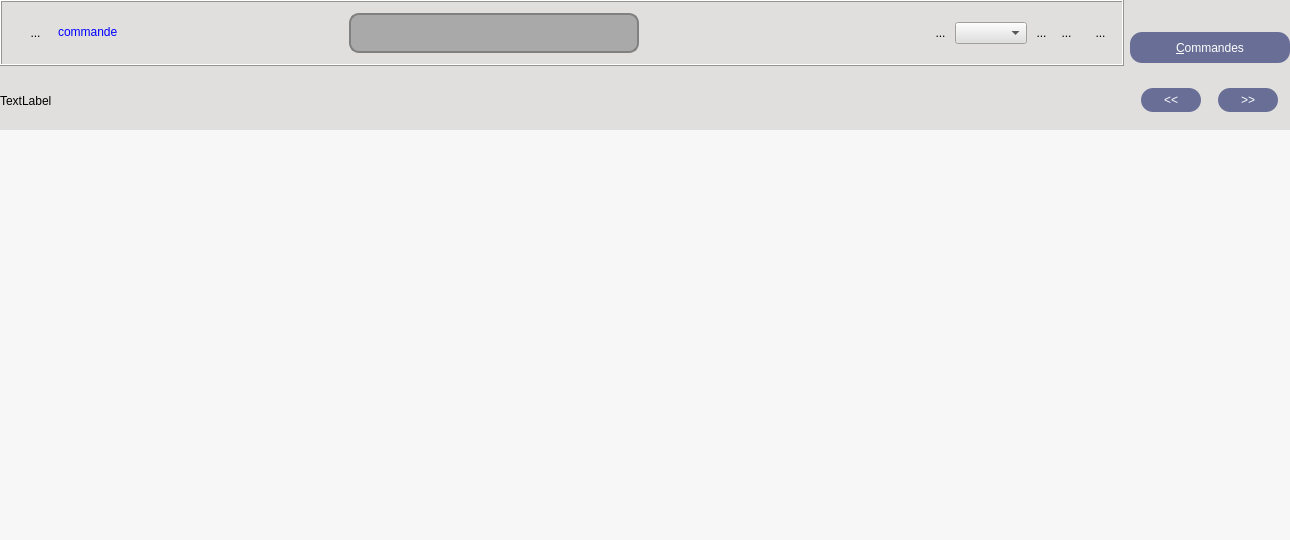
First picture: the form in UiQT4/desWidgetCommande.ui, repository SalomePlatform/eficas_tools, before the edit.
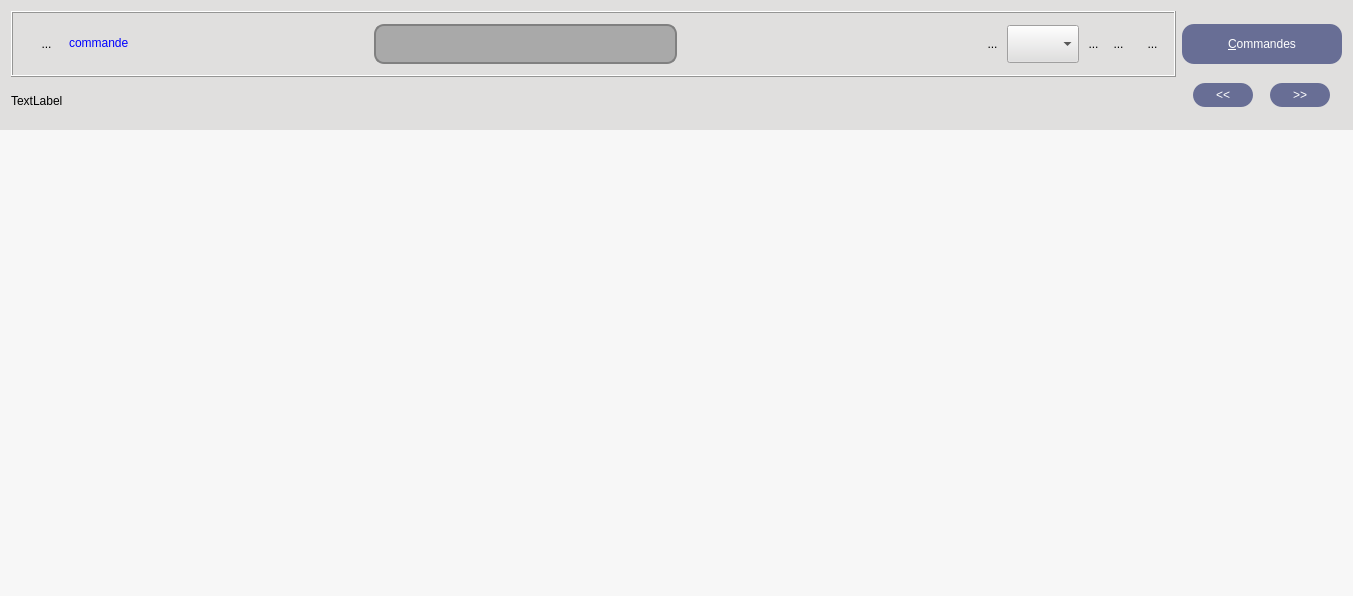
Second picture: the form after the edit. Icons and pictures are not drawn. Custom widgets are drawn as their Qt base class.

What changed in the file:
```diff
--- a/UiQT4/desWidgetCommande.ui
+++ b/UiQT4/desWidgetCommande.ui
@@ -6,8 +6,8 @@
    <rect>
     <x>0</x>
     <y>0</y>
-    <width>1290</width>
-    <height>540</height>
+    <width>1353</width>
+    <height>596</height>
    </rect>
   </property>
   <property name="sizePolicy">
@@ -77,27 +77,8 @@
      <property name="frameShadow">
       <enum>QFrame::Raised</enum>
      </property>
-     <layout class="QHBoxLayout" name="horizontalLayout_5">
-      <property name="spacing">
-       <number>0</number>
-      </property>
-      <property name="leftMargin">
-       <number>0</number>
-      </property>
-      <property name="topMargin">
-       <number>0</number>
-      </property>
-      <property name="rightMargin">
-       <number>0</number>
-      </property>
-      <property name="bottomMargin">
-       <number>0</number>
-      </property>
-      <item>
-       <layout class="QHBoxLayout" name="horizontalLayout_4">
-        <item>
-         <layout class="QVBoxLayout" name="verticalLayout_3">
-          <item>
+     <layout class="QGridLayout" name="gridLayout_2">
+      <item row="0" column="0">
            <widget class="QFrame" name="frame_2">
             <property name="sizePolicy">
              <sizepolicy hsizetype="Preferred" vsizetype="Fixed">
@@ -334,6 +315,18 @@
                </item>
                <item>
                 <widget class="QComboBox" name="CBScripts">
+             <property name="sizePolicy">
+              <sizepolicy hsizetype="Preferred" vsizetype="Fixed">
+               <horstretch>0</horstretch>
+               <verstretch>0</verstretch>
+              </sizepolicy>
+             </property>
+             <property name="minimumSize">
+              <size>
+               <width>0</width>
+               <height>38</height>
+              </size>
+             </property>
                  <property name="frame">
                   <bool>true</bool>
                  </property>
@@ -349,7 +342,7 @@
                  </property>
                  <property name="maximumSize">
                   <size>
-                   <width>21</width>
+               <width>31</width>
                    <height>31</height>
                   </size>
                  </property>
@@ -387,7 +380,7 @@
                  </property>
                  <property name="maximumSize">
                   <size>
-                   <width>21</width>
+               <width>31</width>
                    <height>31</height>
                   </size>
                  </property>
@@ -482,24 +475,7 @@
             <zorder>horizontalSpacer_7</zorder>
            </widget>
           </item>
-          <item>
-           <widget class="QLabel" name="labelDoc">
-            <property name="text">
-             <string>TextLabel</string>
-            </property>
-           </widget>
-          </item>
-         </layout>
-        </item>
-        <item>
-         <layout class="QVBoxLayout" name="verticalLayout_2">
-          <property name="spacing">
-           <number>8</number>
-          </property>
-          <property name="topMargin">
-           <number>15</number>
-          </property>
-          <item>
+      <item row="0" column="1">
            <widget class="QPushButton" name="bCatalogue">
             <property name="sizePolicy">
              <sizepolicy hsizetype="Fixed" vsizetype="Fixed">
@@ -510,7 +486,7 @@
             <property name="minimumSize">
              <size>
               <width>160</width>
-              <height>31</height>
+          <height>40</height>
              </size>
             </property>
             <property name="focusPolicy">
@@ -539,9 +515,16 @@
             </property>
            </widget>
           </item>
-          <item>
-           <layout class="QHBoxLayout" name="horizontalLayout_3">
-            <item>
+      <item row="1" column="0">
+       <widget class="QLabel" name="labelDoc">
+        <property name="text">
+         <string>TextLabel</string>
+        </property>
+       </widget>
+      </item>
+      <item row="1" column="1">
+       <layout class="QGridLayout" name="gridLayout">
+        <item row="0" column="0">
              <widget class="QPushButton" name="bAvant">
               <property name="sizePolicy">
                <sizepolicy hsizetype="Fixed" vsizetype="Fixed">
@@ -587,7 +570,7 @@
               </property>
              </widget>
             </item>
-            <item>
+        <item row="0" column="1">
              <widget class="QPushButton" name="bApres">
               <property name="sizePolicy">
                <sizepolicy hsizetype="Fixed" vsizetype="Fixed">
@@ -633,9 +616,18 @@
               </property>
              </widget>
             </item>
-           </layout>
-          </item>
-         </layout>
+        <item row="1" column="0">
+         <spacer name="verticalSpacer_2">
+          <property name="orientation">
+           <enum>Qt::Vertical</enum>
+          </property>
+          <property name="sizeHint" stdset="0">
+           <size>
+            <width>20</width>
+            <height>18</height>
+           </size>
+          </property>
+         </spacer>
         </item>
        </layout>
       </item>
@@ -673,8 +665,8 @@
        <rect>
         <x>0</x>
         <y>0</y>
-        <width>1290</width>
-        <height>410</height>
+        <width>1353</width>
+        <height>466</height>
        </rect>
       </property>
       <layout class="QVBoxLayout" name="verticalLayout">
```
Left out of the diff: 13 changed lines with no effect on the pictures. Lines whose indentation alone changed are shown as unchanged.
